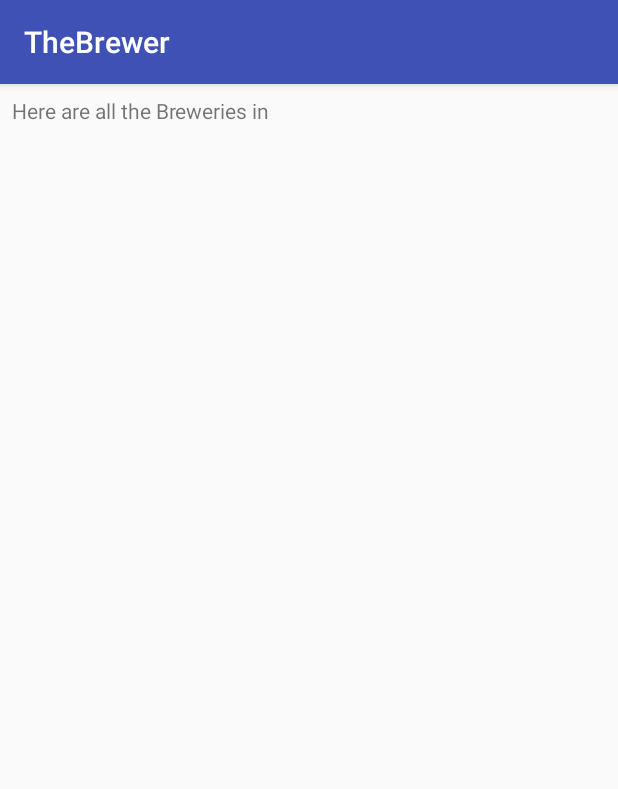
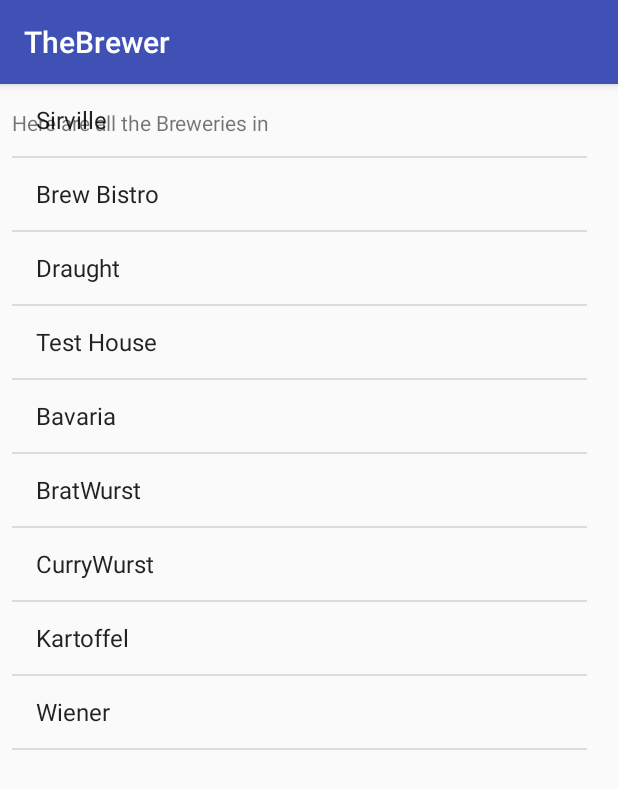
Before and after one commit to Kinyagia/TheBrewer, an Android app: the screen it shows after launch (BreweriesActivity), after a tap on "FIND BREWERY", on a phone screen of 412 x 824 dp. Shown: the top 789 px of the screen. Run offline under Robolectric (Android 15) with nearby library versions, the phone set to English and light mode, and no system bars.

Commit message:
add List view of breweries

```diff
--- a/app/src/main/java/com/example/morris/thebrewer/BreweriesActivity.java
+++ b/app/src/main/java/com/example/morris/thebrewer/BreweriesActivity.java
@@ -3,17 +3,40 @@ package com.example.morris.thebrewer;
 import android.content.Intent;
 import android.support.v7.app.AppCompatActivity;
 import android.os.Bundle;
+import android.view.View;
+import android.widget.AdapterView;
+import android.widget.ArrayAdapter;
+import android.widget.ListView;
 import android.widget.TextView;
+import android.widget.Toast;
+
+
 
 public class BreweriesActivity extends AppCompatActivity {
     private TextView mLocationTextView;
+    private ListView mListView;
+    private String[] breweries = new String[] {"Sirville", "Brew Bistro", "Draught", "Test House", "Bavaria", "BratWurst", "CurryWurst", "Kartoffel", "Wiener"};
 
 
     @Override
     protected void onCreate(Bundle savedInstanceState) {
         super.onCreate(savedInstanceState);
         setContentView(R.layout.activity_breweries);
+
         mLocationTextView = (TextView) findViewById(R.id.locationTextView);
+        mListView = (ListView) findViewById(R.id.listView);
+
+        ArrayAdapter adapter = new ArrayAdapter(this, android.R.layout.simple_list_item_1, breweries);
+        mListView.setAdapter(adapter);
+
+        mListView.setOnItemClickListener(new AdapterView.OnItemClickListener() {
+            @Override
+            public void onItemClick(AdapterView<?> adapterView, View view, int i, long l) {
+                String brewery = ((TextView)view).getText().toString();
+                Toast.makeText(BreweriesActivity.this, brewery, Toast.LENGTH_LONG).show();
+            }
+        });
+
         Intent intent = getIntent();
         String location = intent.getStringExtra("location");
         mLocationTextView.setText("Here are all the Breweries in " + location);
--- a/app/src/main/res/layout/activity_breweries.xml
+++ b/app/src/main/res/layout/activity_breweries.xml
@@ -13,7 +13,17 @@
         android:layout_height="wrap_content"
         android:text="Breweries near:"
         app:layout_constraintTop_toTopOf="parent"
-        android:layout_marginTop="8dp"
+        android:layout_marginTop="16dp"
+        android:layout_marginLeft="-31dp"
+        app:layout_constraintLeft_toLeftOf="parent"
+        android:layout_marginStart="8dp" />
+
+    <ListView
+        android:layout_width="383dp"
+        android:layout_height="494dp"
+        android:id="@+id/listView"
+        tools:layout_editor_absoluteY="33dp"
         android:layout_marginLeft="8dp"
         app:layout_constraintLeft_toLeftOf="parent" />
+
 </android.support.constraint.ConstraintLayout>
```
